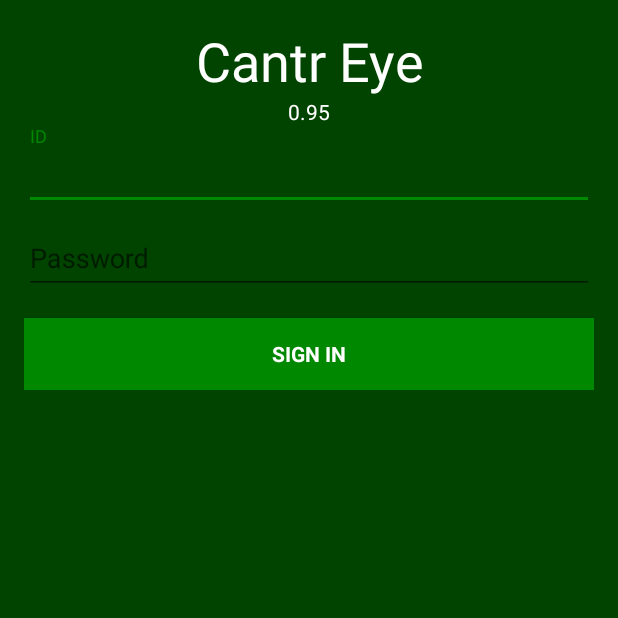
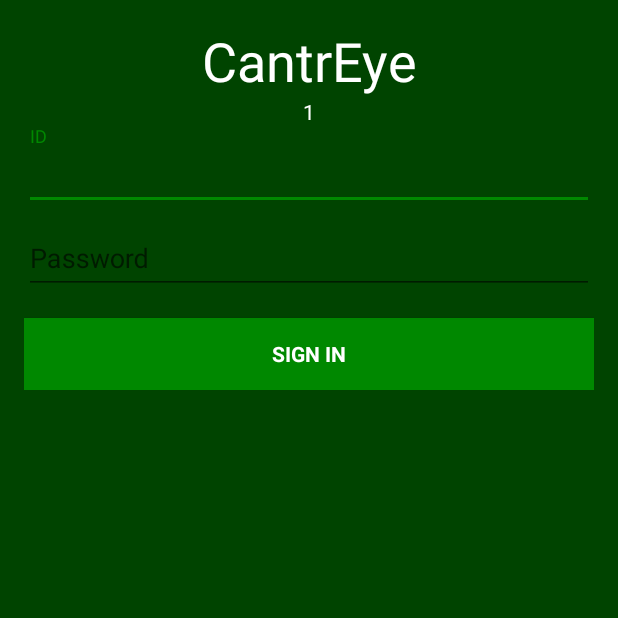
Before and after one commit to Re4derTheGlorious/CantrEye, an Android app: the screen it shows after launch (LoginActivity), on a phone screen of 412 x 824 dp, the top half of it. Run offline under Robolectric (Android 15) with nearby library versions, the phone set to English and light mode, and no system bars.

Commit message:
0.99 Alpha is up and running

```diff
--- a/app/build.gradle
+++ b/app/build.gradle
@@ -5,7 +5,7 @@ android {
     buildToolsVersion "26.0.0"
     defaultConfig {
         applicationId "com.theglorious.re4der.cantreye"
-        minSdkVersion 21
+        minSdkVersion 16
         targetSdkVersion 26
         versionCode 1
         versionName "1.0"
--- a/app/src/main/AndroidManifest.xml
+++ b/app/src/main/AndroidManifest.xml
@@ -8,7 +8,6 @@
         android:allowBackup="true"
         android:icon="@mipmap/cantr_eye_icon"
         android:label="@string/app_name"
-        android:roundIcon="@mipmap/cantr_eye_icon_round"
         android:supportsRtl="true"
         android:theme="@style/AppTheme">
         <activity
--- a/app/src/main/java/com/theglorious/re4der/cantreye/BackgroundTask.java
+++ b/app/src/main/java/com/theglorious/re4der/cantreye/BackgroundTask.java
@@ -97,7 +97,7 @@ public class BackgroundTask extends IntentService {
         //create notification
         NotificationCompat.Builder builder =
                 new NotificationCompat.Builder(this)
-                        .setSmallIcon(R.drawable.eye_icon)
+                        .setSmallIcon(R.drawable.cantr_eye_notification)
                         .setContentTitle(title)
                         .setContentIntent(pendingIntent)
                         .setContentText(text);
--- a/app/src/main/res/values/strings.xml
+++ b/app/src/main/res/values/strings.xml
@@ -1,15 +1,13 @@
 <resources>
     <string name="app_name">CantrEye</string>
-    <string name="header_text">Cantr Eye</string>
-    <string name="version_info">0.95</string>
+    <string name="header_text">CantrEye</string>
+    <string name="version_info" translatable="false">1</string>
 
     <!-- Strings related to login -->
-    <string name="ID_form_text">ID</string>
+    <string name="ID_form_text" translatable="false">ID</string>
     <string name="pass_form_text">Password</string>
     <string name="sign_in_text">Sign in</string>
     <string name="sign_out_text">Sign out</string>
-    <string name="error_incorrect_password">Incorrect password</string>
-    <string name="error_incorrect_login">Incorrect ID</string>
     <string name="error_incorrect_credentials">Incorrect credentials</string>
     <string name="error_old_API">The communication protool used in this app is not up to date therefore it will not log in</string>
     <string name="error_field_required">ID and password fields are required</string>
@@ -19,10 +17,10 @@
 
     <!-- Other Strings -->
     <string name="go_to_game_text">Go to game</string>
-    <string name="inactive_chars_notification">new events</string>
+    <string name="inactive_chars_notification">New events</string>
     <string name="no_inactive_notification">No new events</string>
     <string name="and">and</string>
-    <string name="storage_adress">StorageAdress</string>
+    <string name="storage_adress" translatable="false">StorageAdress</string>
     <string name="notifications_on">Enable notifications</string>
     <string name="notifications_off">Disable notifications</string>
     <string name="notifications_on_toast">Notifications enabled</string>
```
Also changed, not shown: app/src/main/cantr_eye_icon_round-web.png (added), app/src/main/res/drawable-hdpi-v11/cantr_eye_notification.png (added), app/src/main/res/drawable-hdpi-v9/cantr_eye_notification.png (added), app/src/main/res/drawable-hdpi/cantr_eye_notification.png (added), app/src/main/res/drawable-mdpi-v11/cantr_eye_notification.png (added), app/src/main/res/drawable-mdpi-v9/cantr_eye_notification.png (added), app/src/main/res/drawable-mdpi/cantr_eye_notification.png (added), app/src/main/res/drawable-xhdpi-v11/cantr_eye_notification.png (added), app/src/main/res/drawable-xhdpi-v9/cantr_eye_notification.png (added), app/src/main/res/drawable-xhdpi/cantr_eye_notification.png (added), app/src/main/res/drawable-xxhdpi-v11/cantr_eye_notification.png (added), app/src/main/res/drawable-xxhdpi-v9/cantr_eye_notification.png (added), app/src/main/res/drawable-xxhdpi/cantr_eye_notification.png (added), 1 other file.
